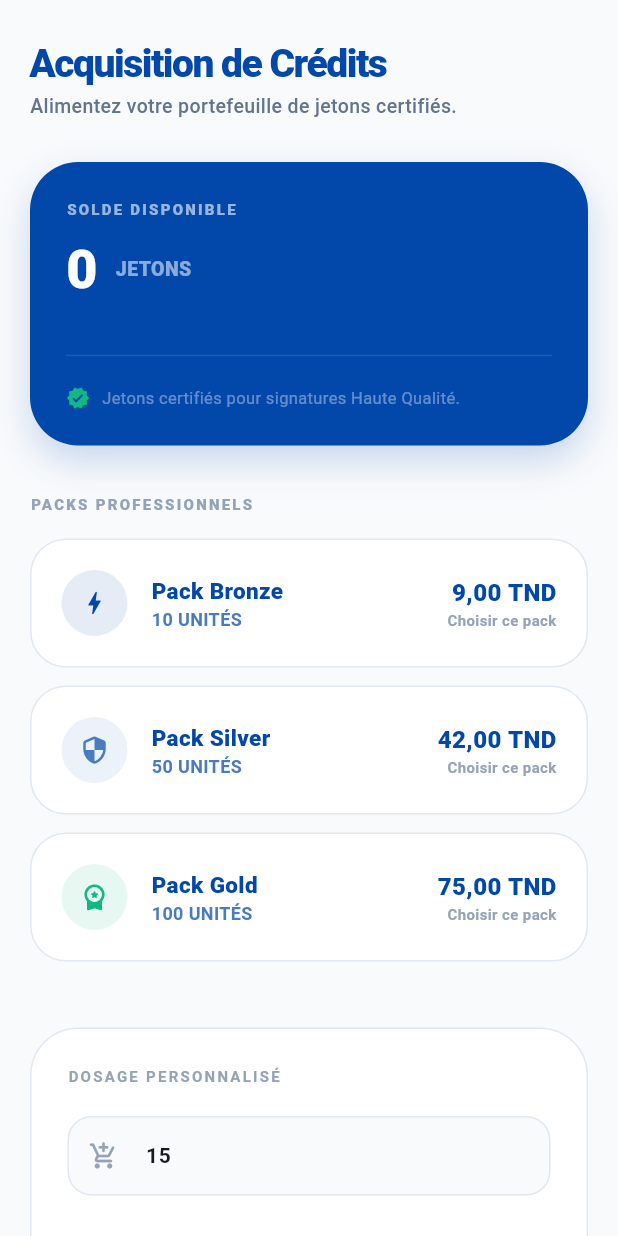
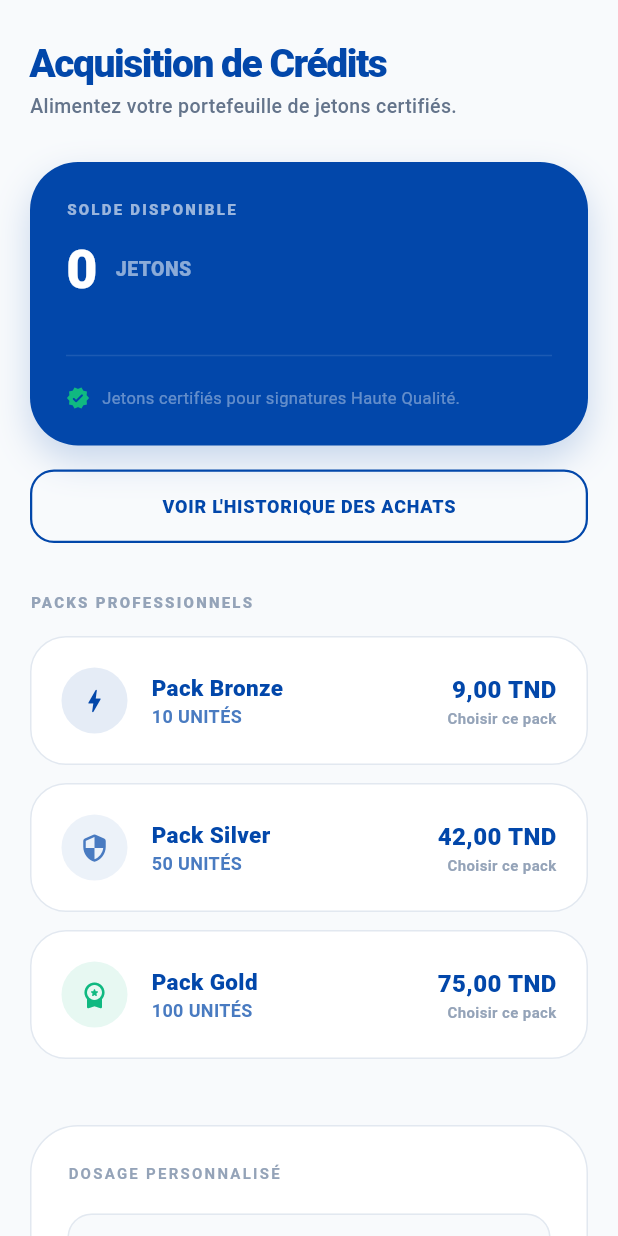
Before and after one commit to moetaz5/pfe, a Flutter app: the BuyTokensScreen screen opened directly, on a phone screen of 412 x 824 dp. Run offline on Flutter 3.47's test engine with Material 3 defaults, Android fonts, the phone set to English and light mode, and no system bars; our stand-ins replace app_links, cookie_jar, dio, dio_cookie_manager, file_picker, fl_chart and 3 more; missing offline and left inert: dart:html, dart:ui_web; accounts and stored records are empty.

Commit message:
Mise à jour automatique FULL

```diff
--- a/mobile/lib/screens/buy_tokens_screen.dart
+++ b/mobile/lib/screens/buy_tokens_screen.dart
@@ -7,7 +7,8 @@
 class BuyTokensScreen extends StatefulWidget {
   final Map<String, dynamic>? user;
   final String subPage;
-  const BuyTokensScreen({super.key, this.user, this.subPage = 'buy'});
+  final Function(String)? onNavigate;
+  const BuyTokensScreen({super.key, this.user, this.subPage = 'buy', this.onNavigate});
 
   @override
   State<BuyTokensScreen> createState() => _BuyTokensScreenState();
@@ -143,6 +144,8 @@
         _buildHeader('Acquisition de Crédits', 'Alimentez votre portefeuille de jetons certifiés.'),
         const SizedBox(height: 28),
         _buildCreditOverview(),
+        const SizedBox(height: 16),
+        _secondaryBtn('VOIR L\'HISTORIQUE DES ACHATS', () => widget.onNavigate?.call('Historique jetons')),
         const SizedBox(height: 32),
         const Text('PACKS PROFESSIONNELS', style: TextStyle(fontSize: 10, fontWeight: FontWeight.w900, letterSpacing: 1.5, color: Color(0xFF94A3B8))),
         const SizedBox(height: 16),
@@ -305,6 +308,21 @@
     );
   }
 
+  Widget _secondaryBtn(String t, VoidCallback fn) {
+    return SizedBox(
+      width: double.infinity,
+      child: OutlinedButton(
+        onPressed: fn,
+        style: OutlinedButton.styleFrom(
+            side: const BorderSide(color: Color(0xFF0247AA), width: 1.5),
+            foregroundColor: const Color(0xFF0247AA),
+            padding: const EdgeInsets.symmetric(vertical: 16),
+            shape: RoundedRectangleBorder(borderRadius: BorderRadius.circular(16))),
+        child: Text(t, style: const TextStyle(fontWeight: FontWeight.w900, fontSize: 12, letterSpacing: 0.5)),
+      ),
+    );
+  }
+
   Widget _primaryBtn(String t, VoidCallback fn) {
     return SizedBox(
       width: double.infinity,
--- a/mobile/lib/screens/dashboard_screen.dart
+++ b/mobile/lib/screens/dashboard_screen.dart
@@ -269,9 +269,9 @@
       case 'Mes transactions': return TransactionsScreen(onNavigate: (r) => setState(() => _currentRoute = r));
       case 'Mes factures': return const FactureScreen();
       case 'Contacter': return const ContactScreen();
-      case 'Acheter des jetons': return BuyTokensScreen(user: _user, subPage: 'buy');
-      case 'Confirmer paiement': return BuyTokensScreen(user: _user, subPage: 'proof');
-      case 'Historique jetons': return BuyTokensScreen(user: _user, subPage: 'history');
+      case 'Acheter des jetons': return BuyTokensScreen(user: _user, subPage: 'buy', onNavigate: (r) => setState(() => _currentRoute = r));
+      case 'Confirmer paiement': return BuyTokensScreen(user: _user, subPage: 'proof', onNavigate: (r) => setState(() => _currentRoute = r));
+      case 'Historique jetons': return BuyTokensScreen(user: _user, subPage: 'history', onNavigate: (r) => setState(() => _currentRoute = r));
       case 'Statistiques Globales': return StatisticsScreen(user: _user);
       case 'Gestion Utilisateurs': return const AdminUserManagementScreen();
       case 'Toutes les transactions': return const AdminTransactionListScreen();
--- a/mobile/lib/screens/login_screen.dart
+++ b/mobile/lib/screens/login_screen.dart
@@ -65,6 +65,7 @@
       final prefs = await SharedPreferences.getInstance();
       await prefs.setString('session_token', token);
       await prefs.setBool('has_session', true);
+      await prefs.setBool('onboarding_done', true);
 
       ApiService().setToken(token);
       await ApiService().getCurrentUser();
@@ -155,6 +156,11 @@
     setState(() { _loading = true; _error = ''; });
     try {
       await api.login(_emailController.text.trim(), _passwordController.text.trim());
+
+      final prefs = await SharedPreferences.getInstance();
+      await prefs.setBool('has_session', true);
+      await prefs.setBool('onboarding_done', true);
+
       if (!mounted) return;
       UiUtils.showSuccess(context, 'Connexion réussie. Bienvenue sur Médica-Sign.');
       Navigator.of(context).pushReplacementNamed('/dashboard');
```
Also changed, not shown: mobile/lib/main.dart (+6 -6 lines), 244 other files.
